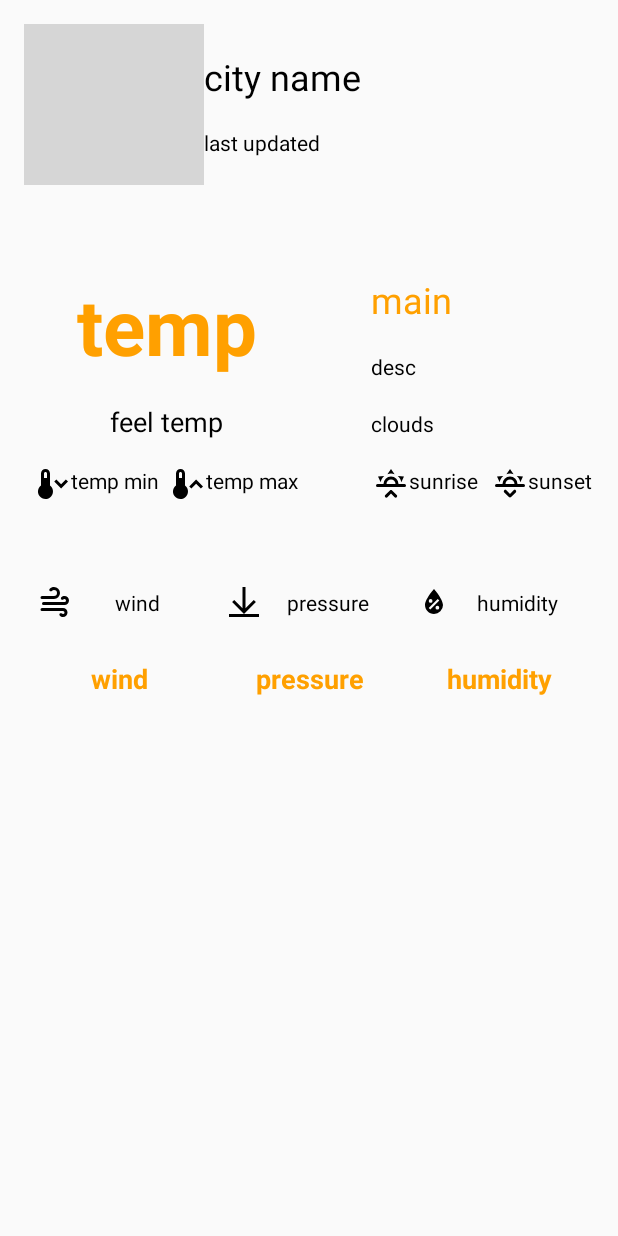
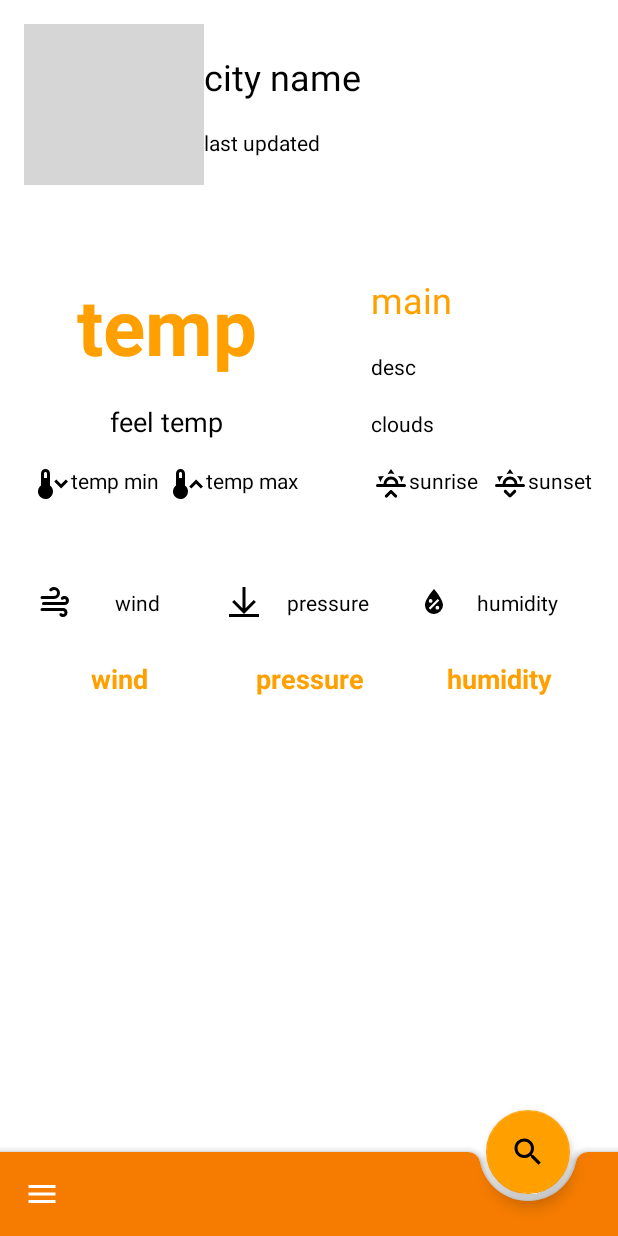
Before and after one commit to AndrejMikolas/WeatherApp, an Android app: the layout home_fragment.xml on its own in the app's theme, with its tools: preview values and no code run, on a phone screen of 412 x 824 dp. Run offline under Robolectric (Android 15) with nearby library versions, the phone set to English and light mode, and no system bars; network calls fail; grey boxes are pictures that could not be loaded.

Commit message:
Layout ready for searching

```diff
--- a/app/build.gradle
+++ b/app/build.gradle
@@ -39,6 +39,8 @@ dependencies {
     implementation 'com.android.support:appcompat-v7:28.0.0'
     implementation 'com.android.support:recyclerview-v7:28.0.0'
     implementation 'com.android.support:cardview-v7:28.0.0'
+    implementation 'com.android.support:design:28.0.0'
+    implementation "com.google.android.material:material:1.2.0-alpha06"
     testImplementation 'junit:junit:4.12'
     androidTestImplementation 'androidx.test.ext:junit:1.1.1'
     androidTestImplementation 'androidx.test.espresso:espresso-core:3.2.0'
--- a/app/src/main/AndroidManifest.xml
+++ b/app/src/main/AndroidManifest.xml
@@ -13,7 +13,8 @@
         android:roundIcon="@mipmap/ic_launcher_round"
         android:supportsRtl="true"
         android:theme="@style/AppTheme">
-        <activity android:name=".MainActivity">
+        <activity android:name=".MainActivity"
+            android:windowSoftInputMode="adjustResize">
             <intent-filter>
                 <action android:name="android.intent.action.MAIN" />
 
--- /dev/null
+++ b/app/src/main/res/drawable/ic_menu_white_24dp.xml
@@ -0,0 +1,5 @@
+<vector android:height="24dp" android:tint="#FFFFFF"
+    android:viewportHeight="24.0" android:viewportWidth="24.0"
+    android:width="24dp" xmlns:android="http://schemas.android.com/apk/res/android">
+    <path android:fillColor="#FF000000" android:pathData="M3,18h18v-2L3,16v2zM3,13h18v-2L3,11v2zM3,6v2h18L21,6L3,6z"/>
+</vector>
--- /dev/null
+++ b/app/src/main/res/drawable/ic_search_white_24dp.xml
@@ -0,0 +1,5 @@
+<vector android:height="24dp" android:tint="#FFFFFF"
+    android:viewportHeight="24.0" android:viewportWidth="24.0"
+    android:width="24dp" xmlns:android="http://schemas.android.com/apk/res/android">
+    <path android:fillColor="#FF000000" android:pathData="M15.5,14h-0.79l-0.28,-0.27C15.41,12.59 16,11.11 16,9.5 16,5.91 13.09,3 9.5,3S3,5.91 3,9.5 5.91,16 9.5,16c1.61,0 3.09,-0.59 4.23,-1.57l0.27,0.28v0.79l5,4.99L20.49,19l-4.99,-5zM9.5,14C7.01,14 5,11.99 5,9.5S7.01,5 9.5,5 14,7.01 14,9.5 11.99,14 9.5,14z"/>
+</vector>
--- a/app/src/main/res/layout/home_fragment.xml
+++ b/app/src/main/res/layout/home_fragment.xml
@@ -1,26 +1,35 @@
 <?xml version="1.0" encoding="utf-8"?>
-<layout xmlns:android="http://schemas.android.com/apk/res/android"
-    xmlns:app="http://schemas.android.com/apk/res-auto"
-    xmlns:tools="http://schemas.android.com/tools">
+<layout>
 
     <data>
 
         <variable
             name="weatherInfo"
             type="sk.andrejmik.weatherapp.objects.WeatherInfo" />
-
     </data>
 
-    <LinearLayout
+    <LinearLayout xmlns:android="http://schemas.android.com/apk/res/android"
+        xmlns:app="http://schemas.android.com/apk/res-auto"
+        xmlns:tools="http://schemas.android.com/tools"
         android:layout_width="match_parent"
         android:layout_height="match_parent"
-        android:orientation="vertical">
+        android:fitsSystemWindows="true"
+        android:orientation="vertical"
+        tools:context=".fragments.HomeFragment">
 
-        <SearchView
-            android:id="@+id/searchView"
+        <androidx.appcompat.widget.SearchView
+            android:id="@+id/searchview_city"
             android:layout_width="match_parent"
             android:layout_height="wrap_content"
-            android:visibility="gone" />
+            android:layout_marginStart="16dp"
+            android:layout_marginTop="4dp"
+            android:layout_marginEnd="16dp"
+            android:visibility="gone"
+            app:iconifiedByDefault="true" />
+
+        <androidx.coordinatorlayout.widget.CoordinatorLayout
+            android:layout_width="match_parent"
+            android:layout_height="match_parent">
 
             <androidx.swiperefreshlayout.widget.SwipeRefreshLayout
                 android:id="@+id/swipe_container"
@@ -366,6 +375,26 @@
 
                 </androidx.constraintlayout.widget.ConstraintLayout>
             </androidx.swiperefreshlayout.widget.SwipeRefreshLayout>
+            <!--        </FrameLayout>-->
+
+            <com.google.android.material.bottomappbar.BottomAppBar
+                android:id="@+id/bottom_bar"
+                style="@style/Widget.MaterialComponents.BottomAppBar"
+                android:layout_width="match_parent"
+                android:layout_height="wrap_content"
+                android:layout_gravity="bottom"
+                android:backgroundTint="@color/colorPrimaryDark"
+                app:fabAlignmentMode="end"
+                app:fabAnimationMode="slide"
+                app:navigationIcon="@drawable/ic_menu_white_24dp" />
+
+            <com.google.android.material.floatingactionbutton.FloatingActionButton
+                android:id="@+id/fab_search"
+                android:layout_width="wrap_content"
+                android:layout_height="wrap_content"
+                app:backgroundTint="@color/colorPrimary"
+                app:layout_anchor="@id/bottom_bar"
+                app:srcCompat="@drawable/ic_search_white_24dp" />
+        </androidx.coordinatorlayout.widget.CoordinatorLayout>
     </LinearLayout>
-
 </layout>
--- a/app/src/main/res/values/colors.xml
+++ b/app/src/main/res/values/colors.xml
@@ -2,5 +2,5 @@
 <resources>
     <color name="colorPrimary">#FFA000</color>
     <color name="colorPrimaryDark">#F57C00</color>
-    <color name="colorAccent">#03DAC5</color>
+    <color name="colorAccent">#000000</color>
 </resources>
--- a/app/src/main/res/values/styles.xml
+++ b/app/src/main/res/values/styles.xml
@@ -1,7 +1,7 @@
 <resources>
 
     <!-- Base application theme. -->
-    <style name="AppTheme" parent="Theme.AppCompat.Light.DarkActionBar">
+    <style name="AppTheme" parent="Theme.MaterialComponents.Light.NoActionBar">
         <!-- Customize your theme here. -->
         <item name="colorPrimary">@color/colorPrimary</item>
         <item name="colorPrimaryDark">@color/colorPrimaryDark</item>
--- a/build.gradle
+++ b/build.gradle
@@ -20,7 +20,9 @@ allprojects {
     repositories {
         google()
         jcenter()
-
+        maven {
+            url "https://maven.google.com"
+        }
     }
 }
 
```
Also changed, not shown: app/src/main/java/sk/andrejmik/weatherapp/fragments/HomeFragment.kt (+52 -4 lines). Lines whose indentation alone changed are shown as unchanged.
